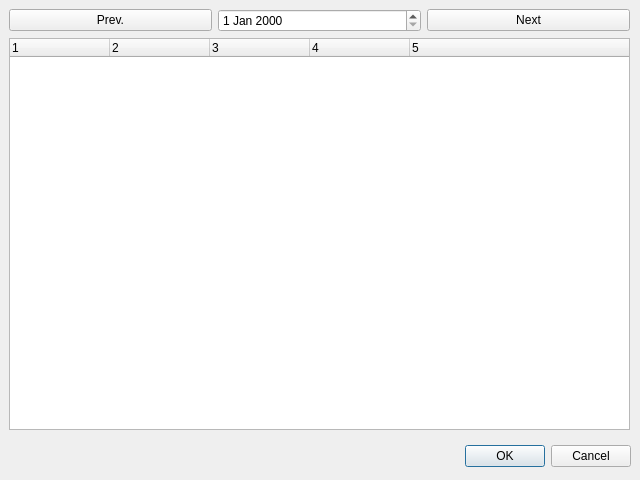
Above: dayviewdlg.ui from marcohartung/TimeLog before the change. Below: the same form after it.
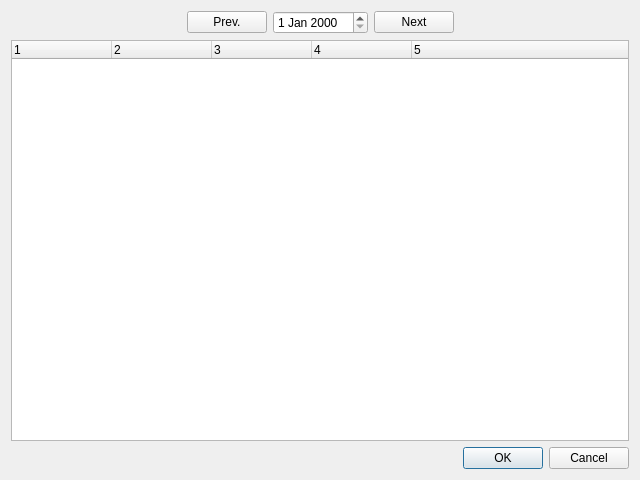
That is the form after the change.

Commit message: make dayviewdlg resizeable

```diff
--- a/dayviewdlg.ui
+++ b/dayviewdlg.ui
@@ -13,34 +13,24 @@
   <property name="windowTitle">
    <string>Dialog</string>
   </property>
-  <widget class="QDialogButtonBox" name="buttonBox">
-   <property name="geometry">
-    <rect>
-     <x>290</x>
-     <y>440</y>
-     <width>341</width>
-     <height>32</height>
-    </rect>
-   </property>
-   <property name="orientation">
-    <enum>Qt::Horizontal</enum>
-   </property>
-   <property name="standardButtons">
-    <set>QDialogButtonBox::Cancel|QDialogButtonBox::Ok</set>
-   </property>
-  </widget>
-  <widget class="QWidget" name="verticalLayoutWidget">
-   <property name="geometry">
-    <rect>
-     <x>9</x>
-     <y>9</y>
-     <width>621</width>
-     <height>421</height>
-    </rect>
-   </property>
+  <layout class="QVBoxLayout" name="verticalLayout_2">
+   <item>
    <layout class="QVBoxLayout" name="verticalLayout">
     <item>
      <layout class="QHBoxLayout" name="horizontalLayout">
+       <item>
+        <spacer name="horizontalSpacer_2">
+         <property name="orientation">
+          <enum>Qt::Horizontal</enum>
+         </property>
+         <property name="sizeHint" stdset="0">
+          <size>
+           <width>40</width>
+           <height>20</height>
+          </size>
+         </property>
+        </spacer>
+       </item>
       <item>
        <widget class="QPushButton" name="pbPrevDay">
         <property name="text">
@@ -58,6 +48,19 @@
         </property>
        </widget>
       </item>
+       <item>
+        <spacer name="horizontalSpacer">
+         <property name="orientation">
+          <enum>Qt::Horizontal</enum>
+         </property>
+         <property name="sizeHint" stdset="0">
+          <size>
+           <width>40</width>
+           <height>20</height>
+          </size>
+         </property>
+        </spacer>
+       </item>
      </layout>
     </item>
     <item>
@@ -65,6 +68,9 @@
       <property name="columnCount">
        <number>5</number>
       </property>
+       <attribute name="headerMinimumSectionSize">
+        <number>50</number>
+       </attribute>
       <column>
        <property name="text">
         <string notr="true">1</string>
@@ -92,8 +98,19 @@
       </column>
      </widget>
     </item>
-   </layout>
-  </widget>
+     <item>
+      <widget class="QDialogButtonBox" name="buttonBox">
+       <property name="orientation">
+        <enum>Qt::Horizontal</enum>
+       </property>
+       <property name="standardButtons">
+        <set>QDialogButtonBox::Cancel|QDialogButtonBox::Ok</set>
+       </property>
+      </widget>
+     </item>
+    </layout>
+   </item>
+  </layout>
  </widget>
  <resources/>
  <connections>
```
Left out of the diff: 2 changed lines with no effect on the pictures. Lines whose indentation alone changed are shown as unchanged. The commit also changes 1 other file.
